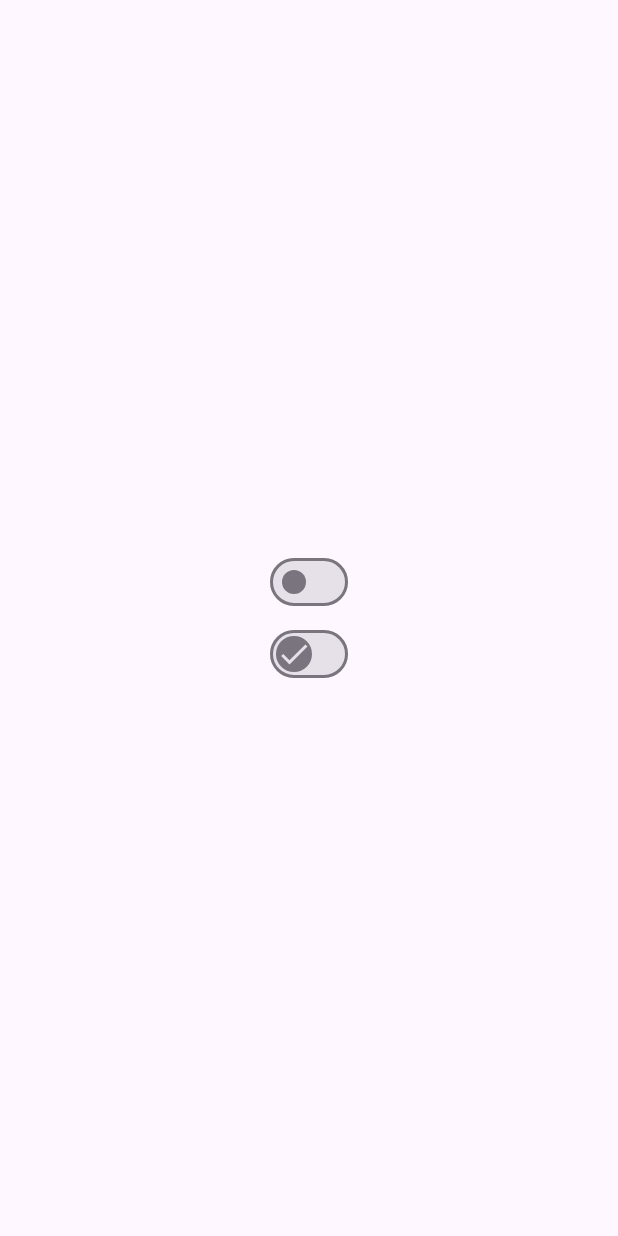
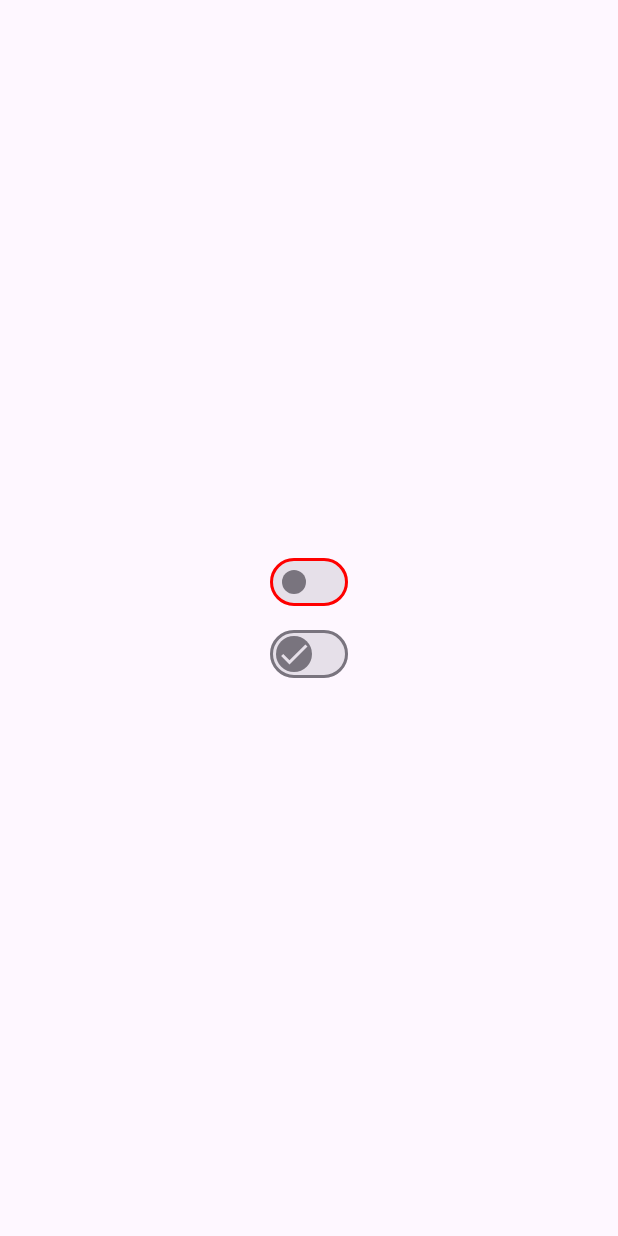
Before and after one commit to jorloque/androidkt, an Android app built with Jetpack Compose: the screen it shows after launch (MainActivity), on a phone screen of 412 x 824 dp. Run offline under Robolectric (Android 15) with nearby library versions, the phone set to English and light mode, and no system bars.

Commit message:
componente switch

```diff
--- a/app/src/main/java/com/example/clic_surface/MainActivity.kt
+++ b/app/src/main/java/com/example/clic_surface/MainActivity.kt
@@ -47,6 +47,7 @@ import androidx.compose.material3.Icon
 import androidx.compose.material3.IconButton
 import androidx.compose.material3.OutlinedTextField
 import androidx.compose.material3.Switch
+import androidx.compose.material3.SwitchDefaults
 import androidx.compose.material3.TextField
 import androidx.compose.runtime.getValue
 import androidx.compose.runtime.mutableStateOf
@@ -99,7 +100,11 @@ fun Prueba() {
             checked = switch,
             onCheckedChange = {
                 switch = it
-            }
+            },
+            colors = SwitchDefaults.colors(
+                uncheckedBorderColor = Color.Red,
+                checkedBorderColor = Color.Blue
+            )
         )
         Switch(
             checked = checked,
@@ -112,6 +117,7 @@ fun Prueba() {
                     contentDescription = null
                 )
             }
+
         )
 
     }
```
